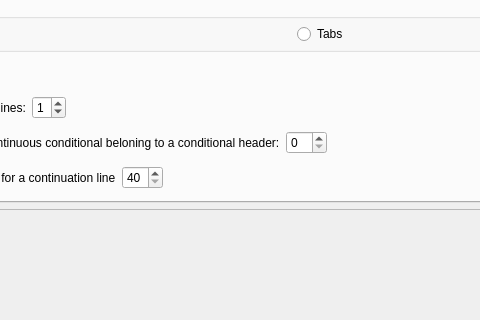
Old version of the form RedPandaIDE/settingsdialog/formattergeneralwidget.ui in the repository royqh1979/RedPanda-CPP; both pictures show x 146 to 626 and y 97 to 417 of the 881 by 754 pixel window.
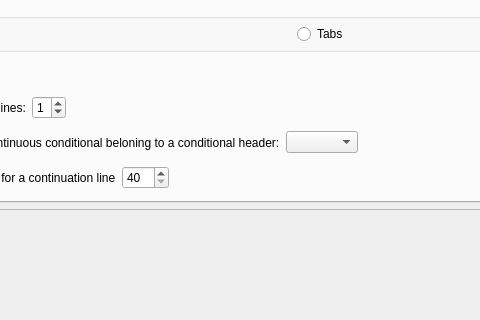
New version of the form. Custom widgets are drawn as their Qt base class.

Commit message: - fix: The option "Minimal indent for a continuous conditional beloning to a conditional header:" for formatter is not correct.

```diff
--- a/RedPandaIDE/settingsdialog/formattergeneralwidget.ui
+++ b/RedPandaIDE/settingsdialog/formattergeneralwidget.ui
@@ -296,7 +296,7 @@
            </widget>
           </item>
           <item>
-           <widget class="QSpinBox" name="spinMinConditionalIndent"/>
+           <widget class="QComboBox" name="cbMinConditionalIndent"/>
           </item>
           <item>
            <spacer name="horizontalSpacer_4">
@@ -341,6 +341,9 @@
             <property name="minimum">
              <number>40</number>
             </property>
+            <property name="maximum">
+             <number>120</number>
+            </property>
            </widget>
           </item>
           <item>
```
The commit also changes 8 other files.
